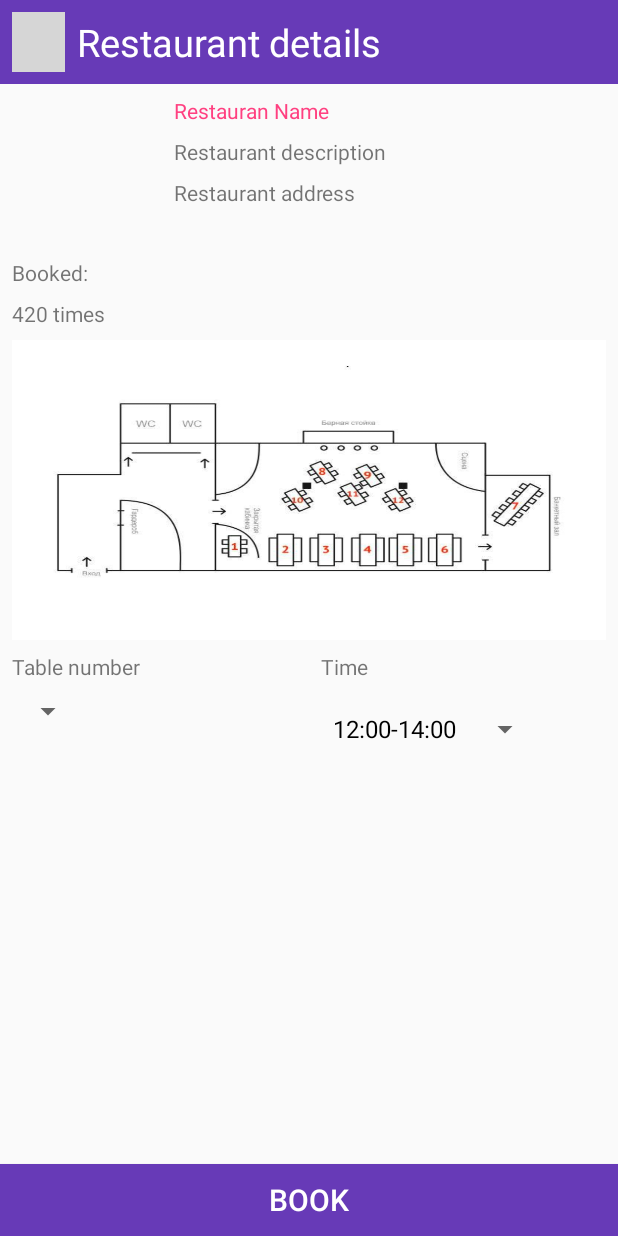
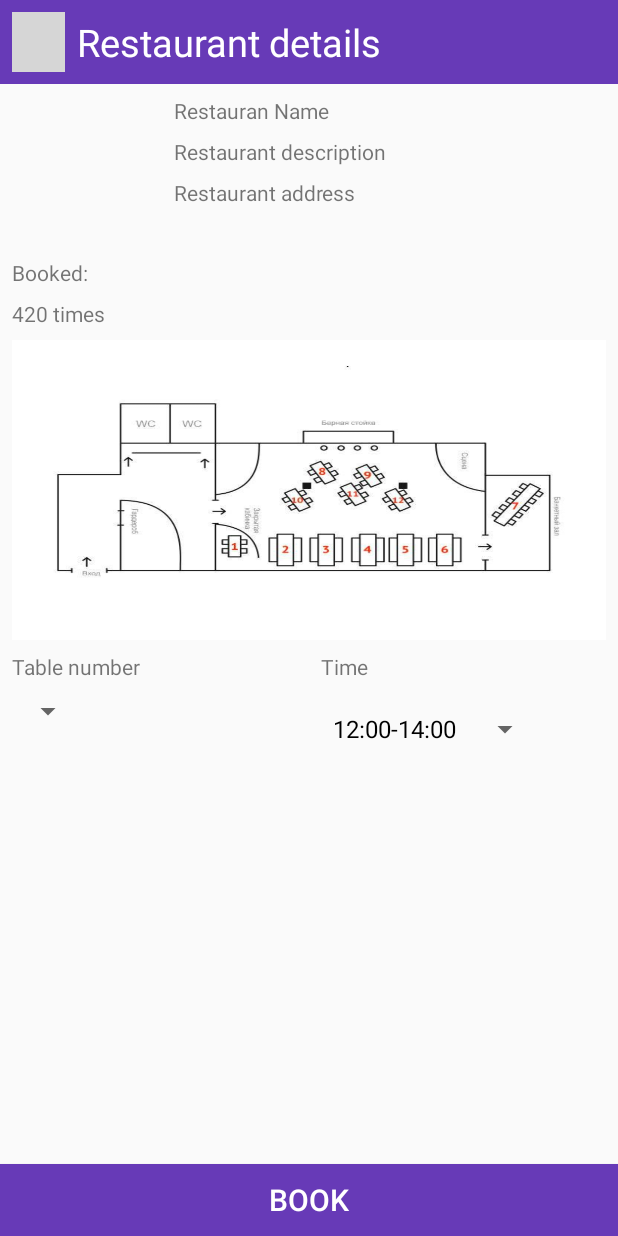
Before and after one commit to berikkadanTeam/diplomaAndroid, an Android app: the DetailsActivity screen opened directly, with no data from a screen before it, on a phone screen of 412 x 824 dp. Run offline under Robolectric (Android 15) with nearby library versions, the phone set to English and light mode, and no system bars; our stand-ins replace Picasso, Room's generated code; pictures from the network do not load; grey boxes are pictures that could not be loaded.

Commit message:
commit 1 (whole project)

```diff
--- a/app/src/main/res/layout/activity_details.xml
+++ b/app/src/main/res/layout/activity_details.xml
@@ -24,7 +24,6 @@
 
     <TextView
         android:id="@+id/name"
-        android:textColor="@color/colorAccent"
         android:layout_width="wrap_content"
         android:layout_height="wrap_content"
         android:layout_marginStart="8dp"
```
